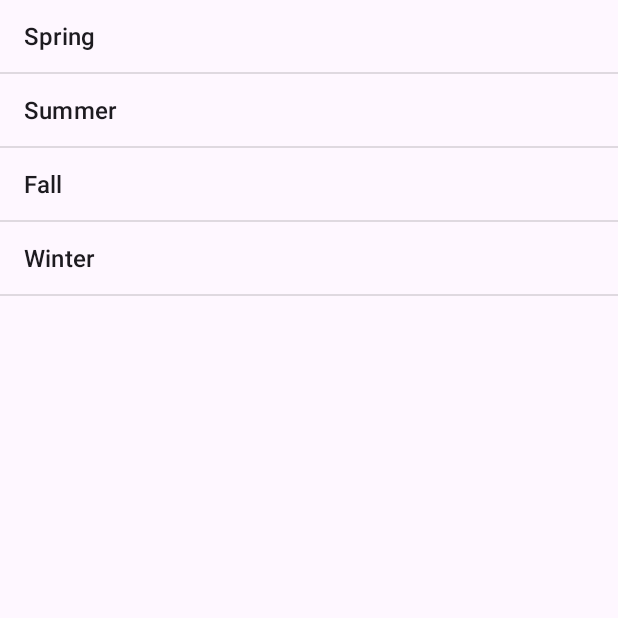
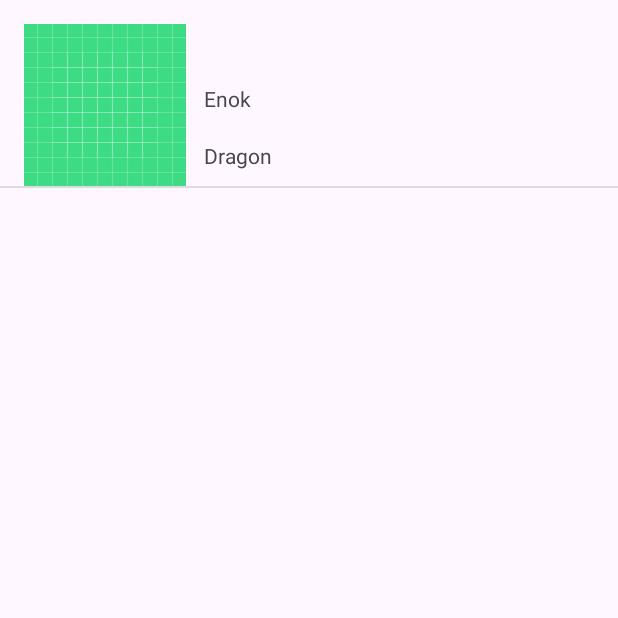
Before and after one commit to enokdragon/ListView, an Android app: the screen it shows after launch (MainActivity), on a phone screen of 412 x 824 dp, the top half of it. Run offline under Robolectric (Android 15) with nearby library versions, the phone set to English and light mode, and no system bars.

Commit message:
This is the custom list updated version with the model

```diff
--- a/app/src/main/java/com/example/listview/MainActivity.kt
+++ b/app/src/main/java/com/example/listview/MainActivity.kt
@@ -12,15 +12,16 @@ class MainActivity : AppCompatActivity() {
         setContentView(R.layout.activity_main)
 
         val listView = findViewById<ListView>(R.id.listView)
-        val season = arrayOf("Spring", "Summer", "Fall", "Winter")
-        val arrayAdapter: ArrayAdapter<String> = ArrayAdapter(
-            this, android.R.layout.simple_list_item_1, season
-        )
+        //val season = arrayOf("Spring", "Summer", "Fall", "Winter")
+        var list = ArrayList<Model>()
 
-        listView.adapter = arrayAdapter
+        list.add(Model("Enok", "Dragon", R.drawable.ic_launcher_background))
 
-        listView.setOnItemClickListener{ adapterView, view, i, l ->
-            Toast.makeText(this, season[i] + " is the best season",Toast.LENGTH_LONG).show()
-        }
+        listView.adapter = MyCustomAdapter(this, R.layout.custome_item_layout, list)
+
+//        listView.setOnItemClickListener{ adapterView, view, i, l ->
+//            Toast.makeText(this, season[i] + " is the best season",Toast.LENGTH_LONG).show()
+//        }
+
     }
 }
--- /dev/null
+++ b/app/src/main/java/com/example/listview/Model.kt
@@ -0,0 +1,7 @@
+package com.example.listview
+
+class Model(
+    val Name: String,
+    val moreText: String,
+    val img: Int
+)
--- /dev/null
+++ b/app/src/main/java/com/example/listview/MyCustomAdapter.kt
@@ -0,0 +1,30 @@
+package com.example.listview
+
+import android.content.Context
+import android.view.LayoutInflater
+import android.view.View
+import android.view.ViewGroup
+import android.widget.ArrayAdapter
+import android.widget.ImageView
+import android.widget.TextView
+
+class MyCustomAdapter(var ctx: Context, var ourResource: Int,
+                      var Items: ArrayList<Model>): ArrayAdapter<Model>(ctx, ourResource, Items) {
+
+    override fun getView(position: Int, convertView: View?, parent: ViewGroup): View {
+
+        val layoutInflater = LayoutInflater.from(ctx)
+        val view = layoutInflater.inflate(ourResource, null)
+
+        //go to layout and get the links to our items
+        val name = view.findViewById<TextView>(R.id.name)
+        val more = view.findViewById<TextView>(R.id.moreText)
+        val img = view.findViewById<ImageView>(R.id.img1)
+
+        name.text = Items[position].Name
+        more.text = Items[position].moreText
+        img.setImageDrawable(ctx.resources.getDrawable(Items[position].img))
+
+        return view
+    }
+}
--- /dev/null
+++ b/app/src/main/res/layout/custome_item_layout.xml
@@ -0,0 +1,41 @@
+<?xml version="1.0" encoding="utf-8"?>
+<androidx.constraintlayout.widget.ConstraintLayout xmlns:android="http://schemas.android.com/apk/res/android"
+    xmlns:app="http://schemas.android.com/apk/res-auto"
+    xmlns:tools="http://schemas.android.com/tools"
+    android:layout_width="match_parent"
+    android:layout_height="match_parent">
+
+    <ImageView
+        android:id="@+id/img1"
+        android:layout_width="wrap_content"
+        android:layout_height="wrap_content"
+        android:layout_marginStart="16dp"
+        android:layout_marginTop="16dp"
+        app:layout_constraintStart_toStartOf="parent"
+        app:layout_constraintTop_toTopOf="parent"
+        tools:srcCompat="@tools:sample/avatars" />
+
+    <TextView
+        android:id="@+id/name"
+        android:layout_width="86dp"
+        android:layout_height="30dp"
+        android:layout_marginStart="12dp"
+        android:layout_marginTop="56dp"
+        android:text="Name"
+        app:layout_constraintEnd_toEndOf="parent"
+        app:layout_constraintHorizontal_bias="0.0"
+        app:layout_constraintStart_toEndOf="@+id/img1"
+        app:layout_constraintTop_toTopOf="parent" />
+
+    <TextView
+        android:id="@+id/moreText"
+        android:layout_width="126dp"
+        android:layout_height="29dp"
+        android:layout_marginStart="12dp"
+        android:layout_marginTop="8dp"
+        android:text="More Text"
+        app:layout_constraintEnd_toEndOf="parent"
+        app:layout_constraintHorizontal_bias="0.0"
+        app:layout_constraintStart_toEndOf="@+id/img1"
+        app:layout_constraintTop_toBottomOf="@+id/name" />
+</androidx.constraintlayout.widget.ConstraintLayout>
```
